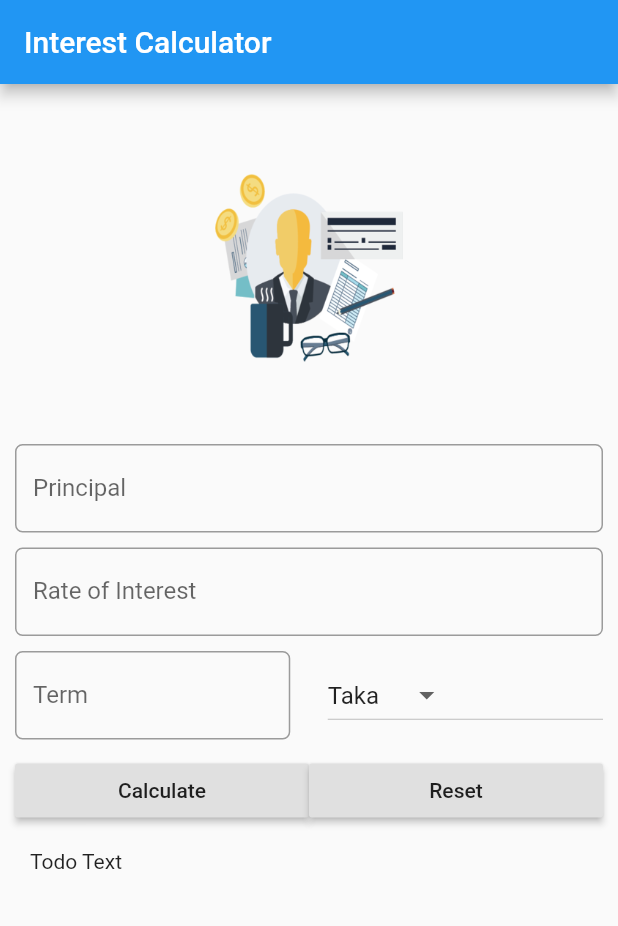
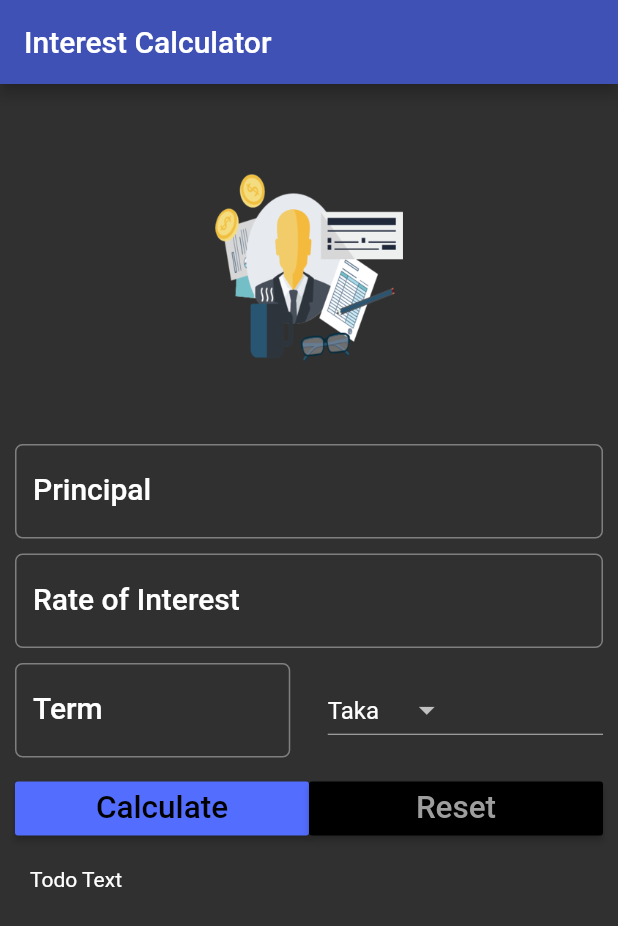
Before and after one commit to Imtiaz16041997/interest_calculator, a Flutter app: the screen it shows after launch, after a tap on "Calculate", on a phone screen of 412 x 824 dp. Shown: the top 926 px of the screen. Run offline on Flutter 3.47's test engine with Material 2 defaults, Android fonts, the phone set to English and light mode, and no system bars.

Commit message:
styles and themes

```diff
--- a/lib/main.dart
+++ b/lib/main.dart
@@ -6,6 +6,11 @@ import 'package:flutter/material.dart';
         debugShowCheckedModeBanner: false,
         title: 'Interest Calculator',
         home: SIForm(),
+        theme: ThemeData(
+            brightness: Brightness.dark,
+            primaryColor: Colors.indigo,
+            accentColor: Colors.indigoAccent
+        ),
       )
   );
 }
@@ -26,6 +31,9 @@ import 'package:flutter/material.dart';
   final _minimumPadding = 5.0;
   @override
   Widget build(BuildContext context) {
+
+    TextStyle textStyle = Theme.of(context).textTheme.headline6;
+
     // TODO: implement build
     return Scaffold(
       resizeToAvoidBottomPadding: false,
@@ -46,10 +54,12 @@ import 'package:flutter/material.dart';
                 padding: EdgeInsets.only(top: _minimumPadding, bottom: _minimumPadding),
                 child: TextField(
                   keyboardType: TextInputType.number,
+                  style: textStyle,
                   //Design the TextField
                   decoration: InputDecoration(
                       labelText: 'Principal',
                       hintText: 'Enter a principal e.g 12000',
+                      labelStyle: textStyle,
                       border: OutlineInputBorder(
                         borderRadius: BorderRadius.circular(5.0),
 
@@ -63,10 +73,12 @@ import 'package:flutter/material.dart';
                 padding: EdgeInsets.only(top: _minimumPadding,bottom: _minimumPadding),
                 child: TextField(
                   keyboardType: TextInputType.number,
+                  style: textStyle,
                   //Design the TextField
                   decoration: InputDecoration(
                       labelText: 'Rate of Interest',
                       hintText: 'In percent',
+                      labelStyle: textStyle,
                       border: OutlineInputBorder(
                         borderRadius: BorderRadius.circular(5.0),
 
@@ -85,10 +97,12 @@ import 'package:flutter/material.dart';
                         child:
                         TextField(
                           keyboardType: TextInputType.number,
+                          style: textStyle,
                           //Design the TextField
                           decoration: InputDecoration(
                               labelText: 'Term',
                               hintText: 'Time in Years',
+                              labelStyle: textStyle,
                               border: OutlineInputBorder(
                                 borderRadius: BorderRadius.circular(5.0),
 
@@ -131,7 +145,9 @@ import 'package:flutter/material.dart';
 
                   Expanded(
                     child: RaisedButton(
-                          child: Text('Calculate'),
+                      color: Theme.of(context).accentColor,
+                      textColor: Theme.of(context).primaryColorDark,
+                      child: Text('Calculate',textScaleFactor: 1.5,),
                       onPressed: (){
 
                       },
@@ -141,7 +157,9 @@ import 'package:flutter/material.dart';
 
                   Expanded(
                     child: RaisedButton(
-                          child: Text('Reset'),
+                      color: Theme.of(context).primaryColorDark,
+                      textColor: Theme.of(context).primaryColorLight,
+                      child: Text('Reset',textScaleFactor: 1.5,),
                       onPressed: (){
 
                       },
```
Lines whose indentation alone changed are shown as unchanged.
